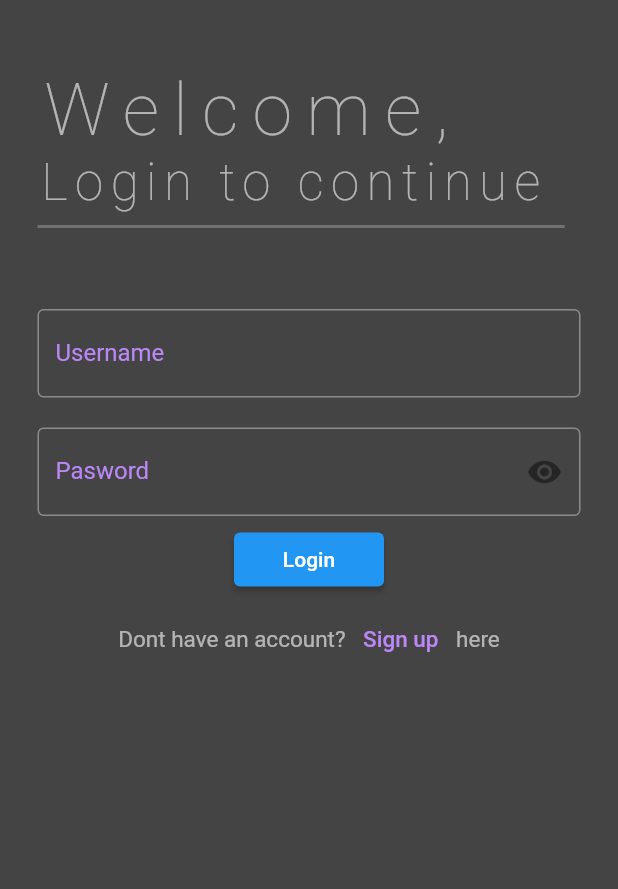
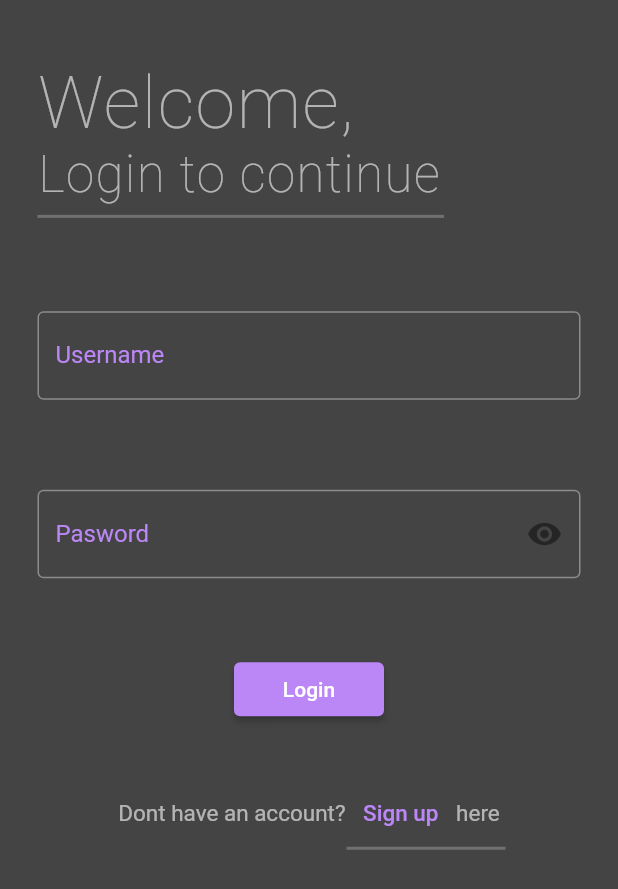
Before and after one commit to sajal48/firebase_curdwithgetx, a Flutter app: the screen it shows after launch, on a phone screen of 412 x 824 dp. Shown: the top 889 px of the screen. Run offline on Flutter 3.47's test engine with Material 2 defaults, Android fonts, the phone set to English and light mode, and no system bars; our stand-ins replace firebase_auth, firebase_core, get; accounts and stored records are empty.

Commit message:
Login UI done

```diff
--- a/lib/Screens/loginpage.dart
+++ b/lib/Screens/loginpage.dart
@@ -8,27 +8,28 @@ class LoginPage extends StatelessWidget {
     var size = MediaQuery.of(context).size;
     return Scaffold(
       backgroundColor: Color(0xFF444444),
-      body: SafeArea(
+      body: SingleChildScrollView(
+        child: SafeArea(
             child: Container(
           height: size.height,
           width: size.width,
           color: Color(0xFF444444),
           child: Container(
-          margin: EdgeInsets.fromLTRB(25, 45, 25, 20),
+            margin: EdgeInsets.fromLTRB(25, 40, 25, 20),
             child: Column(
               crossAxisAlignment: CrossAxisAlignment.start,
               children: [
                 Text(
                   "Welcome,",
                   style: TextStyle(
-                    letterSpacing: 9.38,
+                      letterSpacing: .938,
                       fontSize: 48,
                       fontWeight: FontWeight.w200,
                       color: Color(0x99FFFFFF)),
                 ),
                 Text("Login to continue",
                     style: TextStyle(
-                      letterSpacing: 5,
+                        letterSpacing: .938,
                         fontSize: 34,
                         fontWeight: FontWeight.w200,
                         color: Color(0x99FFFFFF))),
@@ -38,12 +39,11 @@ class LoginPage extends StatelessWidget {
                 Divider(
                   color: Color(0xFF707070),
                   thickness: 2,
-                height: 10,
-                indent: 0,
-                endIndent: 10.5,
+                  height: 6.5,
+                  endIndent: 91,
                 ),
                 SizedBox(
-                height: 50,
+                  height: 60,
                 ),
                 TextFormField(
                   keyboardType: TextInputType.emailAddress,
@@ -62,7 +62,7 @@ class LoginPage extends StatelessWidget {
                       )),
                 ),
                 SizedBox(
-                height: 20,
+                  height: 60,
                 ),
                 TextFormField(
                   keyboardType: TextInputType.visiblePassword,
@@ -86,12 +86,15 @@ class LoginPage extends StatelessWidget {
                       )),
                 ),
                 SizedBox(
-                height: 5,
+                  height: 50,
                 ),
                 Align(
                   child: Container(
                     width: 100,
                     child: ElevatedButton(
+                        style: ButtonStyle(
+                            backgroundColor:
+                                MaterialStateProperty.all(Color(0xffbb86f6))),
                         onPressed: () {},
                         child: Center(
                           child: Text("Login"),
@@ -99,7 +102,7 @@ class LoginPage extends StatelessWidget {
                   ),
                 ),
                 SizedBox(
-                height: 5,
+                  height: 35,
                 ),
                 Align(
                   child: Container(
@@ -118,16 +121,24 @@ class LoginPage extends StatelessWidget {
                                   fontSize: 15, color: Color(0xffbb86f6))),
                         ),
                         Text("here",
-                          style:
-                              TextStyle(fontSize: 15, color: Color(0x99FFFFFF)))
+                            style: TextStyle(
+                                fontSize: 15, color: Color(0x99FFFFFF))),
                       ],
                     ),
                   ),
+                ),
+                Divider(
+                  color: Color(0xFF707070),
+                  thickness: 2,
+                  height: 0,
+                  indent: 206,
+                  endIndent: 50,
                 )
               ],
             ),
           ),
         )),
+      ),
     );
   }
 }
--- a/lib/main.dart
+++ b/lib/main.dart
@@ -1,7 +1,5 @@
-import 'package:firebase_core/firebase_core.dart';
 import 'package:firebase_curdwithgetx/Screens/loginpage.dart';
 import 'package:flutter/material.dart';
-import 'package:get/get_navigation/get_navigation.dart';
 
 void main() {
   // WidgetsFlutterBinding.ensureInitialized();
@@ -14,7 +12,7 @@ class MyApp extends StatelessWidget {
 
   @override
   Widget build(BuildContext context) {
-    return GetMaterialApp(
+    return MaterialApp(
       themeMode: ThemeMode.dark,
       home: LoginPage(),
     );
```
Lines whose indentation alone changed are shown as unchanged.
